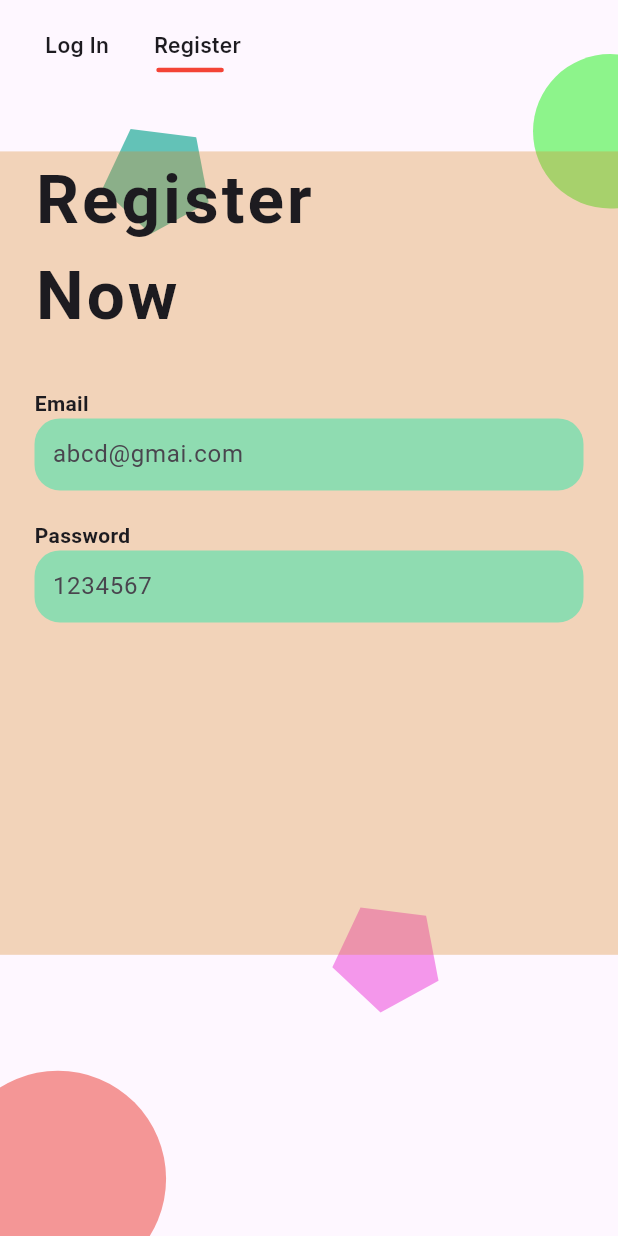
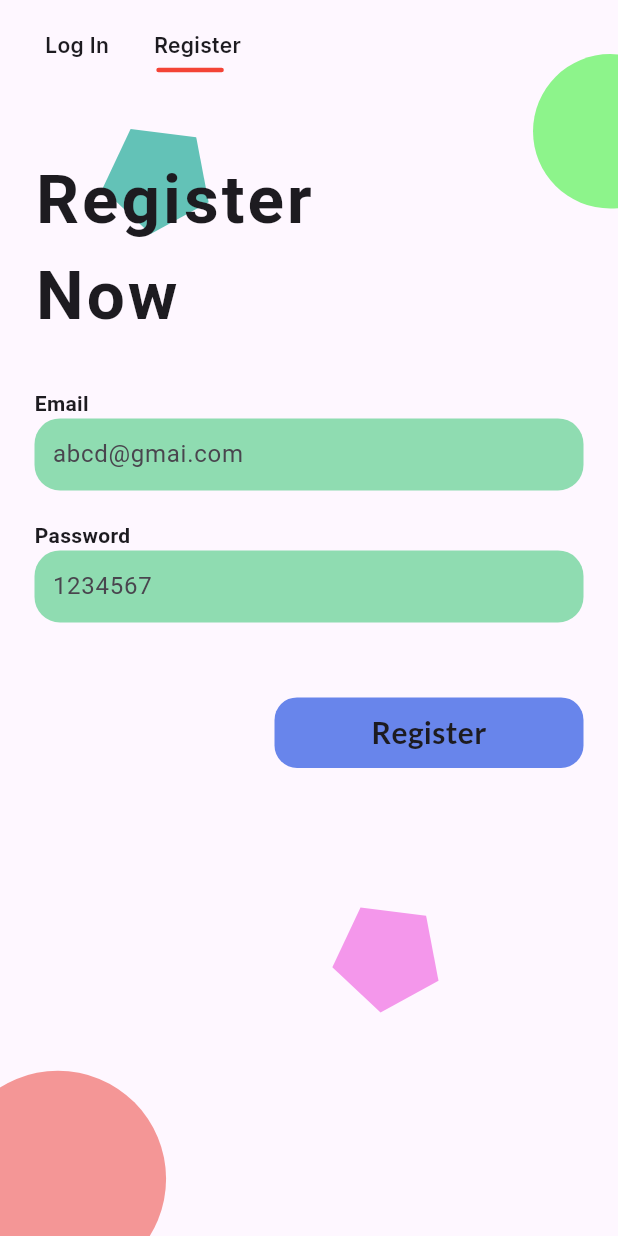
Before and after one commit to suhail9645/note_book, a Flutter app: the screen it shows after launch, swiped to page 2, on a phone screen of 412 x 824 dp. Run offline on Flutter 3.47's test engine with Material 2 defaults, Android fonts, the phone set to English and light mode, and no system bars; drawn by our look-alikes of smooth_page_indicator; our stand-ins replace flutter_layout_grid, google_fonts; Roboto replaces fonts that are missing (Inika).

Commit message:
register page completed

```diff
--- a/lib/core/router.dart
+++ b/lib/core/router.dart
@@ -1,4 +1,5 @@
 import 'package:flutter/material.dart';
+import 'package:note_book/view/home_section/home_screen.dart';
 import 'package:note_book/view/login_and_register_section/login_register_screen.dart';
 
 class AppRouter {
@@ -8,6 +9,8 @@
         return MaterialPageRoute(
           builder: (context) => const LoginAndRegisterScreen(),
         );
+      case 'Home Screen':
+      return MaterialPageRoute(builder: (context) => const HomeScreen(),);
          default:
          return  MaterialPageRoute(builder: (context) => const SizedBox(),);
     }
--- a/lib/main.dart
+++ b/lib/main.dart
@@ -1,4 +1,5 @@
 import 'package:flutter/material.dart';
+import 'package:google_fonts/google_fonts.dart';
 import 'package:note_book/core/router.dart';
 
 void main() {
@@ -16,6 +17,9 @@
       title: 'Flutter Demo',
       theme: ThemeData(
         colorScheme: ColorScheme.fromSeed(seedColor: Colors.deepPurple),
+        textTheme: TextTheme(
+
+        ),
         useMaterial3: true,
       ),
       onGenerateRoute: appRouter.onGenerateRoute,
--- /dev/null
+++ b/lib/view/login_and_register_section/widget/register_view.dart
@@ -0,0 +1,66 @@
+import 'package:flutter/widgets.dart';
+import 'package:google_fonts/google_fonts.dart';
+import '../../../core/const/lists.dart';
+import '../../../core/const/widget.dart';
+import '../../widget/primary_form.dart';
+
+class RegisterView extends StatelessWidget {
+  const RegisterView({
+    super.key,
+    required this.screenWidth,
+  });
+
+  final double screenWidth;
+
+  @override
+  Widget build(BuildContext context) {
+    return Container(
+      padding: const EdgeInsets.symmetric(horizontal: 23),
+      child: Column(
+        children: [
+          Row(
+            children: [
+              Text(
+                'Register\nNow',
+                style: GoogleFonts.inika(
+                    letterSpacing: 2,
+                    fontSize: 45,
+                    fontWeight: FontWeight.bold),
+              ),
+            ],
+          ),
+          spaceForHeight30,
+          ...List.generate(
+            2,
+            (index) => PrimaryForm(
+              title: loginFormTitles[index],
+              hint: loginFormHints[index],
+            ),
+          ),
+          spaceForHeight30,
+          Row(
+            mainAxisAlignment: MainAxisAlignment.end,
+            children: [
+              Container(
+                height: 47,
+                width: screenWidth * 0.50,
+                decoration: BoxDecoration(
+                  color: const Color(0xFF6885EB),
+                  borderRadius: BorderRadius.circular(15),
+                ),
+                child: Center(
+                  child: Text(
+                    'Register',
+                    style: GoogleFonts.lato(
+                        fontSize: 20,
+                        fontWeight: FontWeight.bold),
+                  ),
+                ),
+              ),
+            ],
+          )
+        ],
+      ),
+    );
+  }
+}
--- /dev/null
+++ b/lib/view/widget/custom_triangle.dart
@@ -0,0 +1,45 @@
+
+
+import 'dart:math';
+
+import 'package:flutter/material.dart';
+
+class StarPainter extends CustomPainter {
+  late Paint painter;
+  final Color color;
+  StarPainter(this.color) {
+    painter = Paint()
+      ..color = color
+      ..style = PaintingStyle.fill;
+  }
+  @override
+  void paint(Canvas canvas, Size size) {
+    final double centerX = size.width / 2;
+    final double centerY = size.height / 2;
+    final double radius = size.width / 4;
+
+    final double rotation = -pi / 10.0;
+
+    Path path = Path();
+
+    for (int i = 0; i < 5; i++) {
+      double x = centerX + cos(2 * pi * i / 5 + rotation) * radius;
+      double y = centerY + sin(2 * pi * i / 5 + rotation) * radius;
+
+      if (i == 0) {
+        path.moveTo(x, y);
+      } else {
+        path.lineTo(x, y);
+      }
+    }
+
+    path.close();
+
+    canvas.drawPath(path, painter);
+  }
+
+  @override
+  bool shouldRepaint(CustomPainter oldDelegate) {
+    return false;
+  }
+}
```
Also changed, not shown: lib/view/home_section/home_screen.dart (added, +113 -0 lines), lib/view/login_and_register_section/login_register_screen.dart (+5 -116 lines), lib/view/login_and_register_section/widget/login_view.dart (+7 -5 lines), lib/core/const/colors.dart (line endings or trailing spaces).
